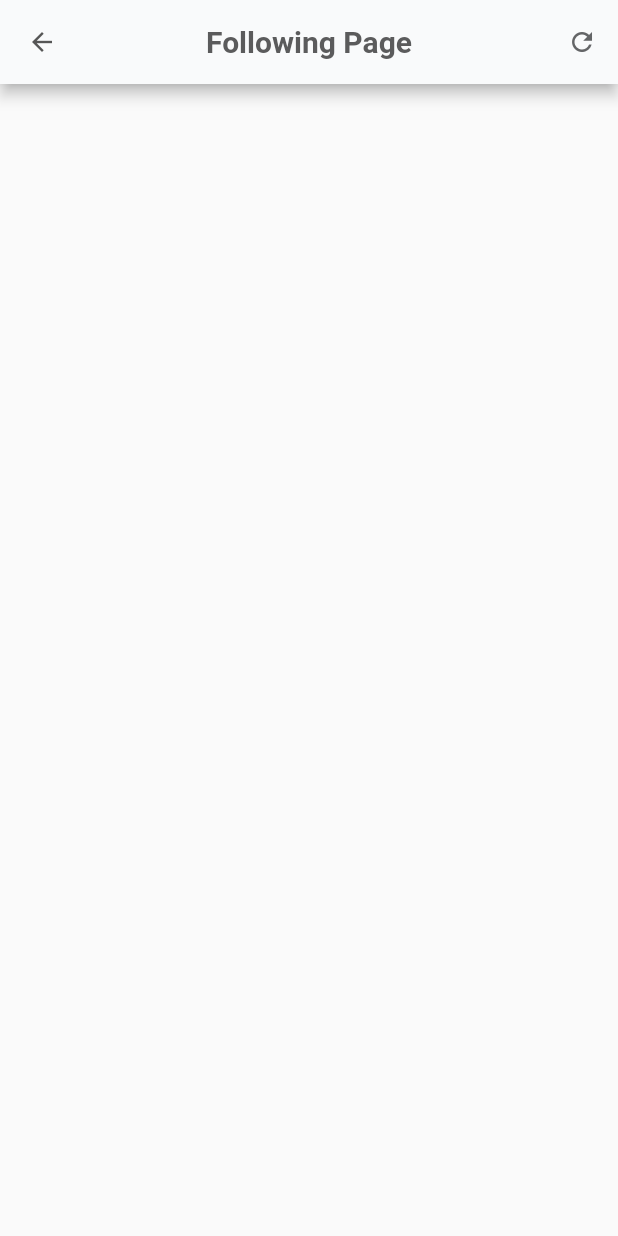
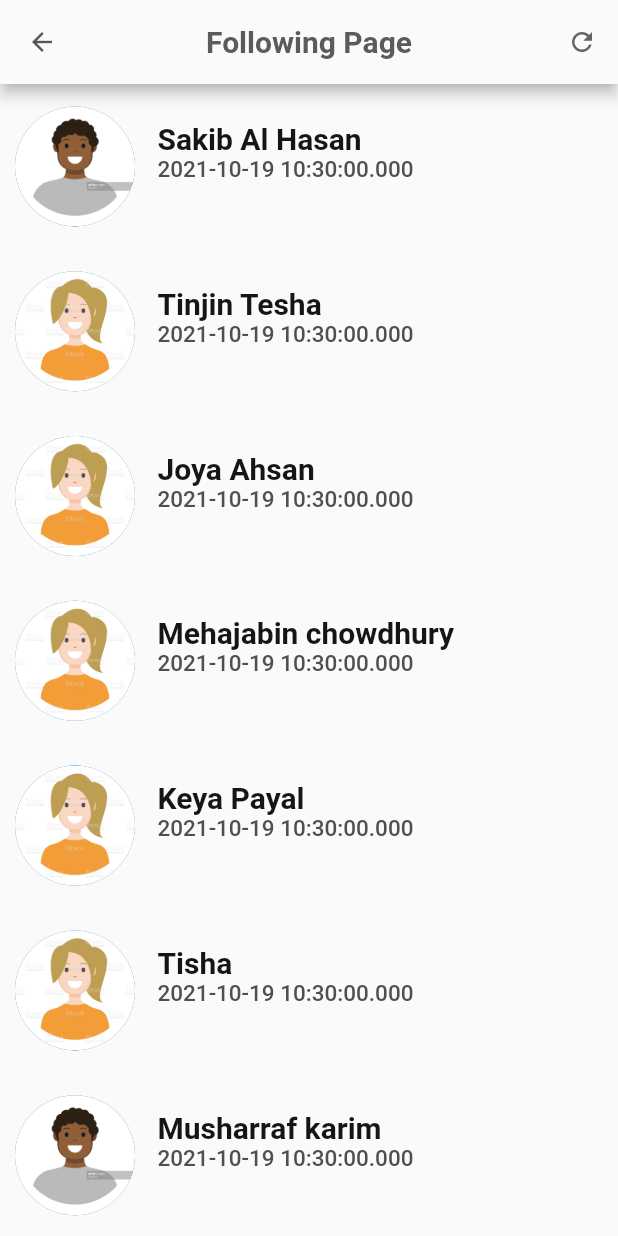
Before and after one commit to solutionflutter/Sun_Tus_Ths_Batch_First_Flutter_Project, a Flutter app: the FollowingPage screen opened directly, on a phone screen of 412 x 824 dp. Run offline on Flutter 3.47's test engine with Material 2 defaults, Android fonts, the phone set to English and light mode, and no system bars.

Commit message:
Complete the following page

```diff
--- a/lib/Following_page.dart
+++ b/lib/Following_page.dart
@@ -79,14 +79,47 @@ class _FollowingPageState extends State<FollowingPage> {
           height: MediaQuery.of(context).size.height,
           width: MediaQuery.of(context).size.width,
           child: ListView.builder(
+              padding: EdgeInsets.symmetric(horizontal: 10),
               itemCount: following.length,
               itemBuilder: (BuildContext context,int index){
                 return Container(
-                  height: MediaQuery.of(context).size.height/10,
+                  height: MediaQuery.of(context).size.height/7.5,
                   width: MediaQuery.of(context).size.width,
+                  padding: EdgeInsets.symmetric(vertical: 10),
                   child: Row(
                     children: [
-
+                       CircleAvatar(
+                         backgroundImage: AssetImage("${following[index].image}"),
+                         radius: 40,
+                       ),
+                       Expanded(
+                         child: Container(
+                           height: MediaQuery.of(context).size.height/8.5,
+                           width: MediaQuery.of(context).size.width,
+                           margin: EdgeInsets.symmetric(horizontal: 15,vertical: 15),
+                           child: RichText(
+                             textAlign: TextAlign.start,
+                             text: TextSpan(
+                               text: "${following[index].name}\n",
+                               style: TextStyle(
+                                 fontWeight: FontWeight.w700,
+                                 fontSize: 20,
+                                 color: Color.fromRGBO(21,21, 21, 1),
+                               ),
+                               children: [
+                                 TextSpan(
+                                   text: "${following[index].date}",
+                                   style: TextStyle(
+                                     fontSize: 15,
+                                     fontWeight: FontWeight.w500,
+                                     color: Color.fromRGBO(79, 79, 79, 1)
+                                   ),
+                                 )
+                               ]
+                             ),
+                           ),
+                         ),
+                       ),
                     ],
                   ),
                 );
```
Also changed, not shown: 1 other file.
